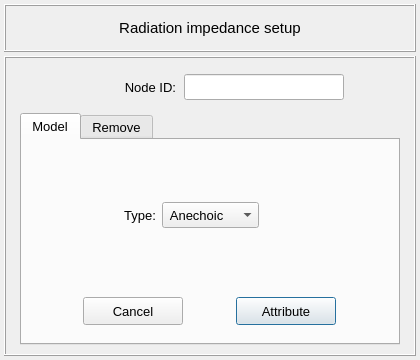
open-pulse/OpenPulse, file pulse/interface/data/ui_files/model/setup/acoustic/radiation_impedance_input.ui: the form before one commit.
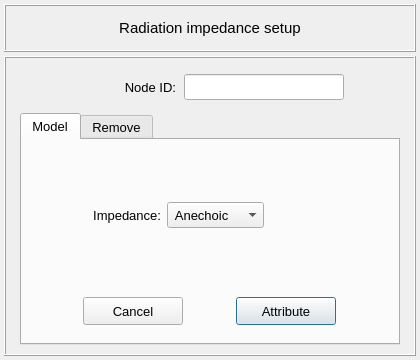
The form after the commit.

Commit message: Adjusts the unit labels in acoustic model dialogs

What changed in the file:
```diff
--- a/pulse/interface/data/ui_files/model/setup/acoustic/radiation_impedance_input.ui
+++ b/pulse/interface/data/ui_files/model/setup/acoustic/radiation_impedance_input.ui
@@ -359,13 +359,13 @@
               <widget class="QFrame" name="frame">
                <property name="minimumSize">
                 <size>
-                 <width>80</width>
+                 <width>70</width>
                  <height>0</height>
                 </size>
                </property>
                <property name="maximumSize">
                 <size>
-                 <width>80</width>
+                 <width>70</width>
                  <height>16777215</height>
                 </size>
                </property>
@@ -401,7 +401,7 @@
                 </font>
                </property>
                <property name="text">
-                <string>Type:</string>
+                <string>Impedance:</string>
                </property>
                <property name="alignment">
                 <set>Qt::AlignRight|Qt::AlignTrailing|Qt::AlignVCenter</set>
```
The commit also changes 3 other files.
